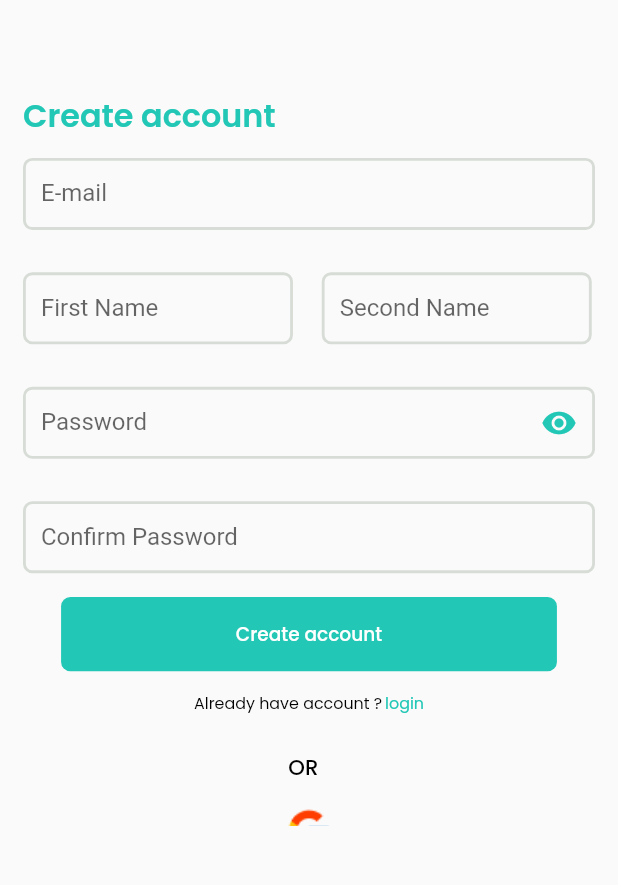
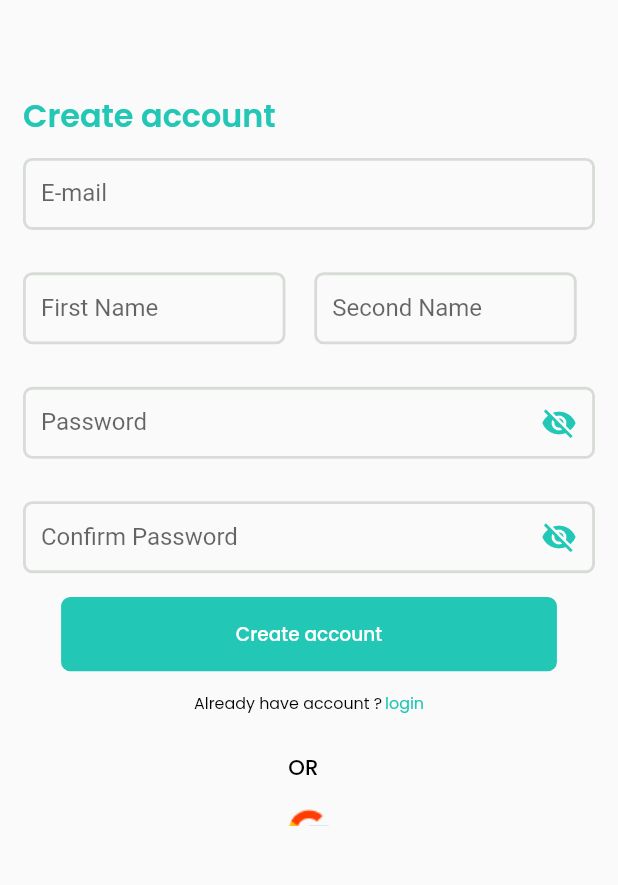
Before and after one commit to mostafa-hashem/Medlife_v2, a Flutter app: the screen it shows after launch, after a tap on "Login", after a tap on "Create Account", on a phone screen of 412 x 824 dp, the part 313-1198 px from its top. Run offline on Flutter 3.47's test engine with Material 2 defaults, Android fonts, the light colour scheme and no system bars; our stand-ins replace bloc, cloud_firestore, connectivity_plus, firebase_auth, firebase_core, flutter_bloc and 3 more; accounts and stored records are empty.

Commit message:
edit sign up, login

```diff
--- a/lib/config/utils/components.dart
+++ b/lib/config/utils/components.dart
@@ -149,7 +149,7 @@ class DefaultFormField extends StatelessWidget {
       controller: controller,
       keyboardType: type,
       textInputAction: TextInputAction.next,
-      obscureText: isPassword ?? true,
+      obscureText: isPassword ?? false,
       enabled: isClickable,
       onFieldSubmitted: onSubmit,
       onChanged: onChange,
--- a/lib/features/login/pages/login.dart
+++ b/lib/features/login/pages/login.dart
@@ -40,6 +40,7 @@ class LoginScreen extends StatelessWidget {
                     height: 13.h,
                   ),
                   DefaultFormField(
+                      isPassword: false,
                       controller: LoginCubit.get(context).emailController,
                       type: TextInputType.emailAddress,
                       validate: (value) => BaseCubit.validateForEmail(value),
@@ -48,8 +49,8 @@ class LoginScreen extends StatelessWidget {
                     height: 32.h,
                   ),
                   DefaultFormField(
-                      suffix: Icons.visibility,
-                      suffixPressed: ()=> LoginCubit.get(context).emitPasswordVisibility(LoginCubit.get(context).isVisible),
+                      suffix: LoginCubit.get(context).isVisible ? Icons.visibility : Icons.visibility_off,
+                      suffixPressed: ()=> LoginCubit.get(context).emitPasswordVisibility(!LoginCubit.get(context).isVisible),
                       isPassword: LoginCubit.get(context).isVisible,
                       controller: LoginCubit.get(context).passwordController,
                       type: TextInputType.text,
--- a/lib/features/sign_up/cubit/signip_cubit.dart
+++ b/lib/features/sign_up/cubit/signip_cubit.dart
@@ -16,6 +16,8 @@ class SignUpCubit extends Cubit<SignUpStates> {
   var formKey = GlobalKey<FormState>();
   final FirebaseAuth auth = FirebaseAuth.instance;
   final FirebaseFirestore fireStore = FirebaseFirestore.instance;
+  bool isPasswordVisible = false;
+  bool isConfirmPasswordVisible = false;
 
   static SignUpCubit get(context) => BlocProvider.of(context);
 
@@ -67,4 +69,12 @@ class SignUpCubit extends Cubit<SignUpStates> {
       emit(SignUpFailure(e.toString()));
     }
   }
+  void emitPasswordVisibility(bool value) {
+    isPasswordVisible = value;
+    emit(SignUpPasswordVisibilityChanged(isPasswordVisible));
+  }
+  void emitPasswordConfirmVisibility(bool value) {
+    isConfirmPasswordVisible = value;
+    emit(SignUpPasswordVisibilityChanged(isConfirmPasswordVisible));
+  }
 }
--- a/lib/features/sign_up/cubit/signup_states.dart
+++ b/lib/features/sign_up/cubit/signup_states.dart
@@ -15,3 +15,7 @@ class SignUpFailure extends SignUpStates {
 
   SignUpFailure(this.error);
 }
+class SignUpPasswordVisibilityChanged extends SignUpStates{
+  bool isVisible;
+  SignUpPasswordVisibilityChanged(this.isVisible);
+}
--- a/lib/features/sign_up/pages/sign_up.dart
+++ b/lib/features/sign_up/pages/sign_up.dart
@@ -14,6 +14,7 @@ class SignUpScreen extends StatelessWidget {
 
   @override
   Widget build(BuildContext context) {
+    final signUp = SignUpCubit.get(context);
     return BlocBuilder<SignUpCubit, SignUpStates>(
       builder: (context, state) {
         return Scaffold(
@@ -40,7 +41,7 @@ class SignUpScreen extends StatelessWidget {
                       height: 13.h,
                     ),
                     DefaultFormField(
-                        controller: SignUpCubit.get(context).emailController,
+                        controller: signUp.emailController,
                         type: TextInputType.emailAddress,
                         validate: (value) => BaseCubit.validateForEmail(value),
                         label: "E-mail"),
@@ -50,10 +51,9 @@ class SignUpScreen extends StatelessWidget {
                     Row(
                       children: [
                         SizedBox(
-                          width: 180,
+                          width: 175,
                           child: DefaultFormField(
-                              controller:
-                                  SignUpCubit.get(context).firstNameController,
+                              controller: signUp.firstNameController,
                               type: TextInputType.name,
                               validate: (value) => BaseCubit.validate(
                                   value, "Please enter first name"),
@@ -63,10 +63,9 @@ class SignUpScreen extends StatelessWidget {
                           width: 20.w,
                         ),
                         SizedBox(
-                          width: 180,
+                          width: 175,
                           child: DefaultFormField(
-                              controller:
-                                  SignUpCubit.get(context).secondCameController,
+                              controller: signUp.secondCameController,
                               type: TextInputType.name,
                               validate: (value) => BaseCubit.validate(
                                   value, "Please enter second name"),
@@ -78,8 +77,13 @@ class SignUpScreen extends StatelessWidget {
                       height: 32.h,
                     ),
                     DefaultFormField(
-                        suffix: Icons.visibility,
-                        controller: SignUpCubit.get(context).passwordController,
+                        suffix: signUp.isPasswordVisible
+                            ? Icons.visibility
+                            : Icons.visibility_off,
+                        isPassword: signUp.isPasswordVisible,
+                        suffixPressed: () => signUp
+                            .emitPasswordVisibility(!signUp.isPasswordVisible),
+                        controller: signUp.passwordController,
                         type: TextInputType.text,
                         validate: (value) =>
                             BaseCubit.validate(value, "Please enter password"),
@@ -88,8 +92,14 @@ class SignUpScreen extends StatelessWidget {
                       height: 32.h,
                     ),
                     DefaultFormField(
-                        controller:
-                            SignUpCubit.get(context).confirmPasswordController,
+                        suffix: signUp.isConfirmPasswordVisible
+                            ? Icons.visibility
+                            : Icons.visibility_off,
+                        isPassword: signUp.isConfirmPasswordVisible,
+                        suffixPressed: () =>
+                            signUp.emitPasswordConfirmVisibility(
+                                !signUp.isConfirmPasswordVisible),
+                        controller: signUp.confirmPasswordController,
                         type: TextInputType.text,
                         validate: (value) => BaseCubit.validate(
                             value, "Please confirm Password"),
```
